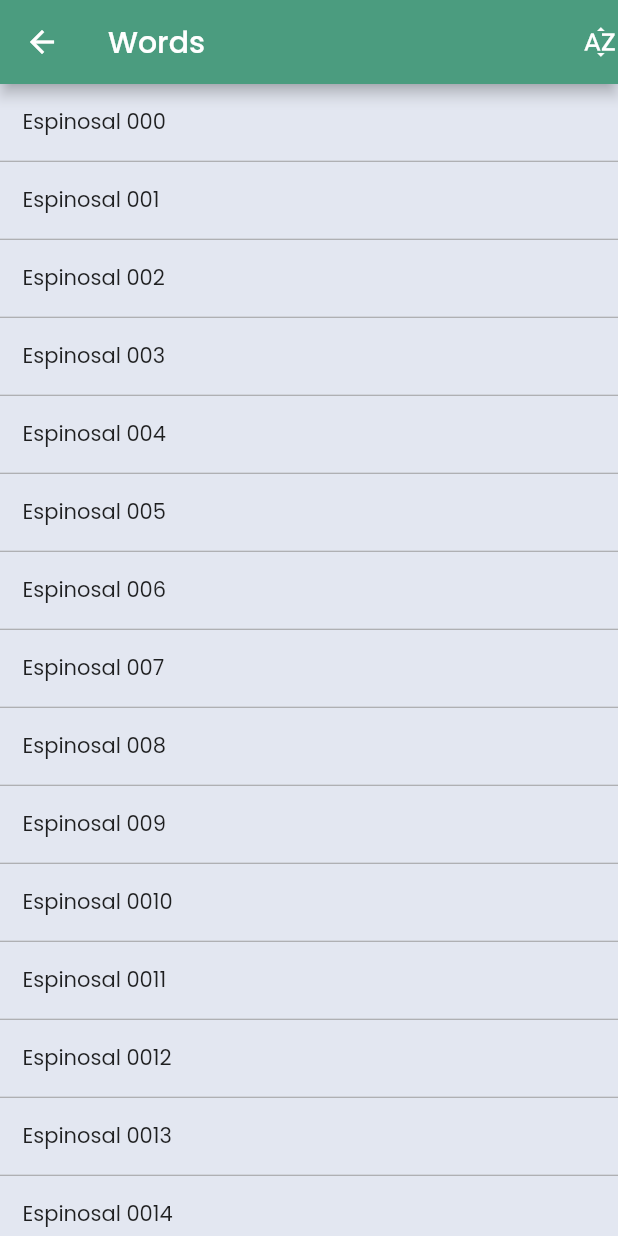
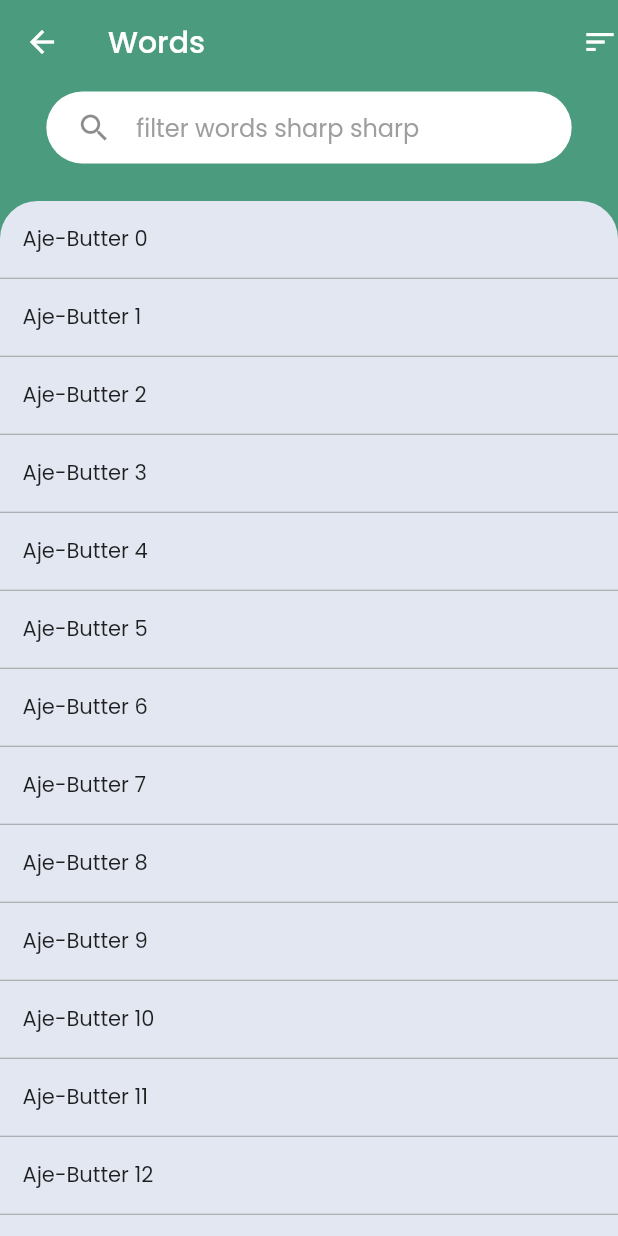
Before and after one commit to ngpidgin/NGPidgin.Mobile, a Flutter app: the WordsScreen screen opened directly, on a phone screen of 412 x 824 dp. Run offline on Flutter 3.47's test engine with Material 2 defaults, Android fonts, the phone set to English and light mode, and no system bars; our stand-ins replace flutter_svg, flutter_tts, share; project files that could hold a hidden picture were left out.

Commit message:
progress commit

```diff
--- a/lib/Screens/Dashboard/search_section.dart
+++ b/lib/Screens/Dashboard/search_section.dart
@@ -44,7 +44,6 @@ class SearchSection extends StatelessWidget {
             TextBoxField(
               placeholder: "Wetin you dey find?",
               width: size.width * 0.8,
-              bgColor: Colors.white,
               icon: Icon(Icons.search),
             )
           ]),
--- a/lib/Screens/Words/words_screen.dart
+++ b/lib/Screens/Words/words_screen.dart
@@ -1,24 +1,61 @@
 import 'package:flutter/material.dart';
 import 'package:ngpidgin/Screens/Words/word_list.dart';
+import 'package:ngpidgin/components/textbox_field.dart';
 import 'package:ngpidgin/constants.dart';
 
-class WordsScreen extends StatelessWidget {
+class WordsScreen extends StatefulWidget {
   static const List<Map<String, String>> data0 = [
     {'word': 'Hey world'},
     {'word': 'Area'},
   ];
-
-  final data = List<String>.generate(10000, (i) => "Espinosal 00$i");
+  static var dataSource = List<String>.generate(1000, (i) => "Aje-Butter $i");
 
   @override
+  _WordsScreenState createState() => _WordsScreenState();
+}
+
+class _WordsScreenState extends State<WordsScreen> {
+  @override
   Widget build(BuildContext context) {
+    var data = WordsScreen.dataSource;
+    final Size size = MediaQuery.of(context).size;
+
     return Scaffold(
+      backgroundColor: Palette.PrimaryColor,
       appBar: AppBar(
         backgroundColor: Palette.PrimaryColor,
         title: Text("Words"),
-        actions: [Icon(Icons.sort_by_alpha_outlined)],
+        elevation: 0,
+        actions: [Icon(Icons.sort)],
       ),
-      body: Container(child: WordList(data: data)),
+      body: Column(
+        mainAxisAlignment: MainAxisAlignment.end,
+        children: [
+          Container(
+              padding: EdgeInsets.only(bottom: 20),
+              child: TextBoxField(
+                  placeholder: "filter words sharp sharp",
+                  icon: Icon(Icons.search),
+                  paddingVertical: 0,
+                  width: size.width * 0.85,
+                  onChange: (text) {
+                    setState(() {
+                      data.clear();
+                      data = WordsScreen.dataSource
+                          .where((e) => e.contains(text))
+                          .toList();
+                    });
+                  })),
+          Expanded(
+              child: Container(
+                  decoration: BoxDecoration(
+                      color: Palette.Lavendar,
+                      borderRadius: BorderRadius.only(
+                          topLeft: Radius.circular(25),
+                          topRight: Radius.circular(25))),
+                  child: WordList(data: data)))
+        ],
+      ),
     );
   }
 }
--- a/lib/components/textbox_field.dart
+++ b/lib/components/textbox_field.dart
@@ -1,4 +1,3 @@
-import 'package:ngpidgin/constants.dart';
 import 'package:flutter/material.dart';
 
 // ignore: must_be_immutable
@@ -27,8 +26,8 @@ class TextBoxField extends StatelessWidget {
       this.type = TextInputType.text,
       this.placeholder = "",
       this.width = 300,
-      this.bgColor = Palette.PrimaryLightColor,
-      this.textColor = Colors.white,
+      this.bgColor = Colors.white,
+      this.textColor = Colors.black,
       this.rounded = true,
       this.borderRadius = 30,
       this.paddingVertical = 2,
@@ -37,10 +36,10 @@ class TextBoxField extends StatelessWidget {
       this.marginTop = 5,
       this.marginRight = 5,
       this.marginBottom = 5,
-      this.isPassword = false}) {
+      this.isPassword = false,
+      this.onChange}) {
     this.icon = icon;
     this.suffixIcon = suffixIcon;
-    this.onChange = onChange;
   }
 
   @override
--- a/pubspec.yaml
+++ b/pubspec.yaml
@@ -29,6 +29,8 @@ dependencies:
   # Use with the CupertinoIcons class for iOS style icons.
   cupertino_icons: ^1.0.2
   flutter_svg: ^0.22.0
+  flutter_tts: ^3.1.0
+  share: ^2.0.4
 
 dev_dependencies:
   flutter_test:
```
Also changed, not shown: lib/Screens/Words/action_section.dart (added, +166 -0 lines), lib/Screens/Words/meaning_section.dart (+1 -31 lines), lib/Screens/Words/word_detail.dart (+10 -4 lines), lib/extensions/interactions.dart (added, +20 -0 lines), pubspec.lock, 1 other file.
